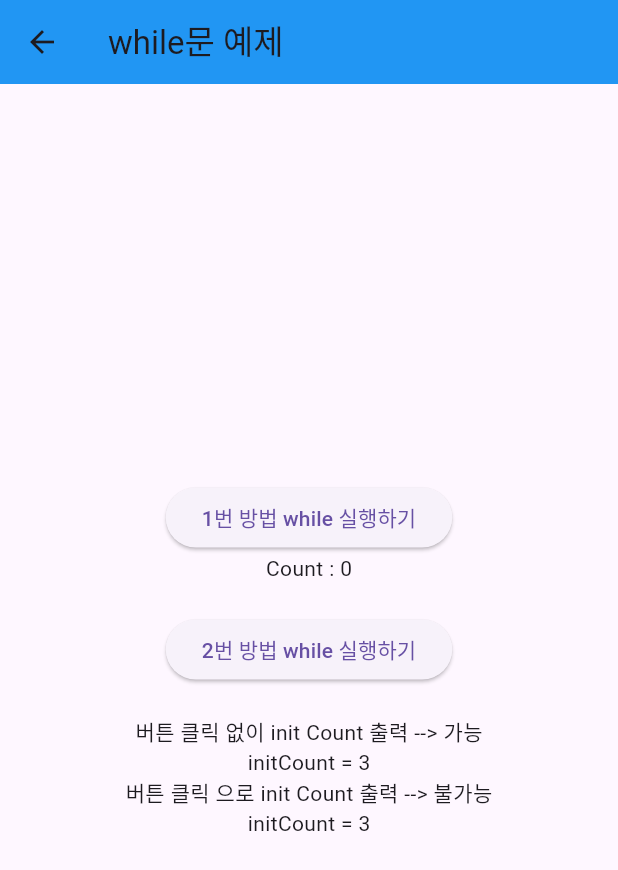
After one commit to tiradovi/flutter_workspace, a Flutter app: the WhileScreen screen opened by its route, on a phone screen of 412 x 824 dp. The commit adds this screen. Shown: the top 870 px of the screen. Run offline on Flutter 3.47's test engine with Material 3 defaults, Android fonts, the phone set to English and light mode, and no system bars; our stand-ins replace go_router; network calls fail.

Commit message:
for, while 추가

```diff
--- /dev/null
+++ b/lib/basics/while_screen.dart
@@ -0,0 +1,86 @@
+import 'package:flutter/material.dart';
+import 'package:go_router/go_router.dart';
+
+class WhileScreen extends StatefulWidget {
+  const WhileScreen({super.key});
+
+  @override
+  State<WhileScreen> createState() => _WhileScreenState();
+}
+
+class _WhileScreenState extends State<WhileScreen> {
+  /*
+  예제 1번: 생성자에서 필수 매개 변수를 사용하지 않고,
+  일반적으로 데이터를 전역변수에 추가하는 방법
+   */
+  int count = 0;
+
+  void runWhile() {
+    int temp = 0;
+    while (temp < 5) {
+      temp++;
+    }
+    setState(() {
+      count = temp;
+    });
+  }
+
+  /*
+  예제 2번 : initState 를 사용하여 생성자를 통하여
+  데이터를 전역변수에 추가하는 방법
+   */
+  int initCount = 0;
+
+  /*
+  initState = 위젯이 생성될 때 한 번만 실행되는 초기화 메서드
+  용도 = API 호출, 리스너 등록, 컨트롤러 초기화 등 초기 작업 설정 시 사용
+  카운트와 같은 형태에서는 사용하지 않음
+
+  클릭했을 때 값 변동의 경우에는 예제 1번 사용하기
+   */
+  @override
+  void initState() {
+    super.initState();
+
+    while (initCount < 3) {
+      debugPrint('initCount : ${initCount}');
+      initCount++;
+    }
+  }
+
+  @override
+  Widget build(BuildContext context) {
+    return Scaffold(
+      appBar: AppBar(
+        title: Text("while문 예제"),
+        backgroundColor: Colors.blue,
+        leading: IconButton(
+          onPressed: () => context.go('/'),
+          icon: Icon(Icons.arrow_back),
+        ),
+      ),
+      body: Center(
+        child: Column(
+          mainAxisSize: MainAxisSize.min,
+          children: [
+            ElevatedButton(
+              onPressed: runWhile,
+              child: Text('1번 방법 while 실행하기'),
+            ),
+            Text('Count : $count'),
+            SizedBox(height: 20),
+            ElevatedButton(
+              onPressed: initState,
+              child: Text('2번 방법 while 실행하기'),
+            ),
+            SizedBox(height: 20),
+            Text('버튼 클릭 없이 init Count 출력 --> 가능'),
+            Text('initCount = $initCount'),
+            Text('버튼 클릭 으로 init Count 출력 --> 불가능'),
+            Text('initCount = $initCount'),
+          ],
+        ),
+      ),
+    );
+  }
+}
--- a/lib/main.dart
+++ b/lib/main.dart
@@ -1,12 +1,12 @@
-import 'package:flutter/material.dart';
+import 'package:flutter/material.dart'; // 구글에서 기본으로 제공하는 css 테마
 import 'package:go_router/go_router.dart';
+import 'package:project/basics/count_screen.dart';
 import 'package:project/basics/for_screen.dart';
 import 'package:project/basics/if_screen.dart';
+import 'package:project/basics/while_screen.dart';
 import 'package:project/screens/main_screen.dart';
+import 'package:project/screens/post_screen.dart';
 
-import 'basics/mbti_intro_screen.dart';
-import 'basics/mbti_question_screen.dart';
-import 'basics/mbti_result_screen.dart'; // 구글에서 기본으로 제공하는 css 테마
 
 /*
  * main.dart = 앱의 시작점
@@ -33,13 +33,14 @@ final GoRouter _router = GoRouter(
   context = App에서 각화면의 위치 주소
   state = 현재 상태
    */
+  // GoRoute 설정 후 프로젝트 재실행 필요
   routes: [
     GoRoute(path: "/", builder: (context, state) => const MainScreen()),
     GoRoute(path: "/if", builder: (context, state) => const IfScreen()),
     GoRoute(path: "/for", builder: (context, state) => const ForScreen()),
-    GoRoute(path: "/mbti", builder: (context, state) => const MbtiIntroScreen()),
-    GoRoute(path: "/mbti/question", builder: (context, state) => const MbtiQuestionScreen()),
-    GoRoute(path: "/mbti/result", builder: (context, state) => const MbtiResultScreen()),
+    GoRoute(path: "/count", builder: (context,state)=> const CountScreen()),
+    GoRoute(path: "/while", builder: (context,state)=> const WhileScreen()),
+    GoRoute(path: "/insta-main", builder: (context,state)=> const PostScreen()),
   ],
 );
 
--- /dev/null
+++ b/lib/services/post_service.dart
@@ -0,0 +1,40 @@
+import 'dart:convert';
+
+import 'package:flutter/cupertino.dart';
+import 'package:http/http.dart' as http;
+
+import '../models/Post.dart';
+
+class Postservice {
+  static String baseUrl = 'http://localhost:9000';
+
+  // 이미지 url 만들기
+  static String getImageUrl(String path) {
+    return "${baseUrl}/api$path";
+  }
+
+  // 어플에서는 백엔드에서 데이터를 가져온다는 것이 기본 세팅은 아님
+  // 백엔드 연결 없이 핸드폰 내부에 localstorage 처럼 데이터 저장 공간을 만들어서
+  // 소비자가 데이터를 관리하고, 핸드폰에서 제공하는 게임이나 todoList와 같은 작업을 하는
+  // 어플이 기본 설정
+  // 게시물 백엔드에서 어플로 가져오기
+  // springboot나 dart는 dependencies에 http나 web연결 관련된 모듈 설치 필요
+  // http의 import가 보이지 않는 경우 pubspec.yaml에 dependencies확인 필요
+  static Future<List<Post>> getPosts() async {
+    debugPrint('API 호출 시작 : $baseUrl/api/posts');
+
+    var res = await http.get(Uri.parse('$baseUrl/api/posts'));
+    debugPrint('응답 상태 코드 : ${res.statusCode}');
+
+    if (res.statusCode == 200) {
+      List jsonList = json.decode(utf8.decode(res.bodyBytes));
+
+      debugPrint('데이터 개수 : ${jsonList.length}');
+      debugPrint('전체 데이터 : ${jsonList}');
+
+      return jsonList.map((j) => Post.fromJson(j)).toList();
+    } else {
+      throw Exception('데이터 불러오기 불가');
+    }
+  }
+}
--- a/lib/widgets/main_body.dart
+++ b/lib/widgets/main_body.dart
@@ -32,9 +32,25 @@ class MainBody extends StatelessWidget {
           ),
           const SizedBox(height: 20),
           ElevatedButton(
-            onPressed: () => context.go("/mbti"),
+            onPressed: () => context.go("/count"),
             child: const Text(
-              'MBTI 검사하기',
+              'Count문을 통한 StatefulWidget 배우기',
+              style: TextStyle(fontSize: 18, color: Colors.green),
+            ),
+          ),
+          const SizedBox(height: 20),
+          ElevatedButton(
+            onPressed: () => context.go("/while"),
+            child: const Text(
+              'While 문 배우기',
+              style: TextStyle(fontSize: 18, color: Colors.green),
+            ),
+          ),
+          const SizedBox(height: 20),
+          ElevatedButton(
+            onPressed: () => context.go("/insta-main"),
+            child: const Text(
+              'Instagram 이동',
               style: TextStyle(fontSize: 18, color: Colors.green),
             ),
           ),
--- a/pubspec.yaml
+++ b/pubspec.yaml
@@ -7,6 +7,7 @@ environment:
   sdk: ^3.10.4
 
 dependencies:
+  http: ^1.1.0
   flutter:
     sdk: flutter
   cupertino_icons: ^1.0.8
```
Also changed, not shown: lib/basics/for_screen.dart (+40 -11 lines), lib/basics/mbti_intro_screen.dart (deleted, +0 -44 lines), lib/basics/mbti_question_screen.dart (deleted, +0 -52 lines), lib/basics/mbti_result_screen.dart (deleted, +0 -64 lines), lib/models/Post.dart (added, +124 -0 lines), lib/screens/post_screen.dart (added, +52 -0 lines), lib/widgets/post/post_action.dart (added, +19 -0 lines), lib/widgets/post/post_caption.dart (added, +19 -0 lines), lib/widgets/post/post_card.dart (added, +20 -0 lines), lib/widgets/post/post_header.dart (added, +19 -0 lines), lib/widgets/post/post_image.dart (added, +19 -0 lines), pubspec.lock.
